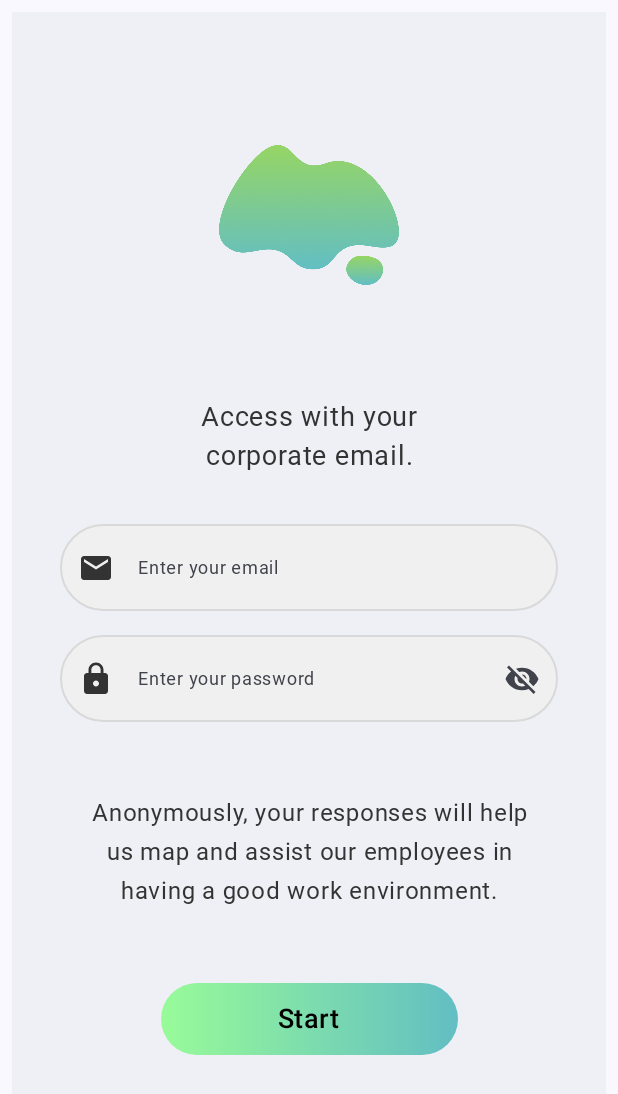
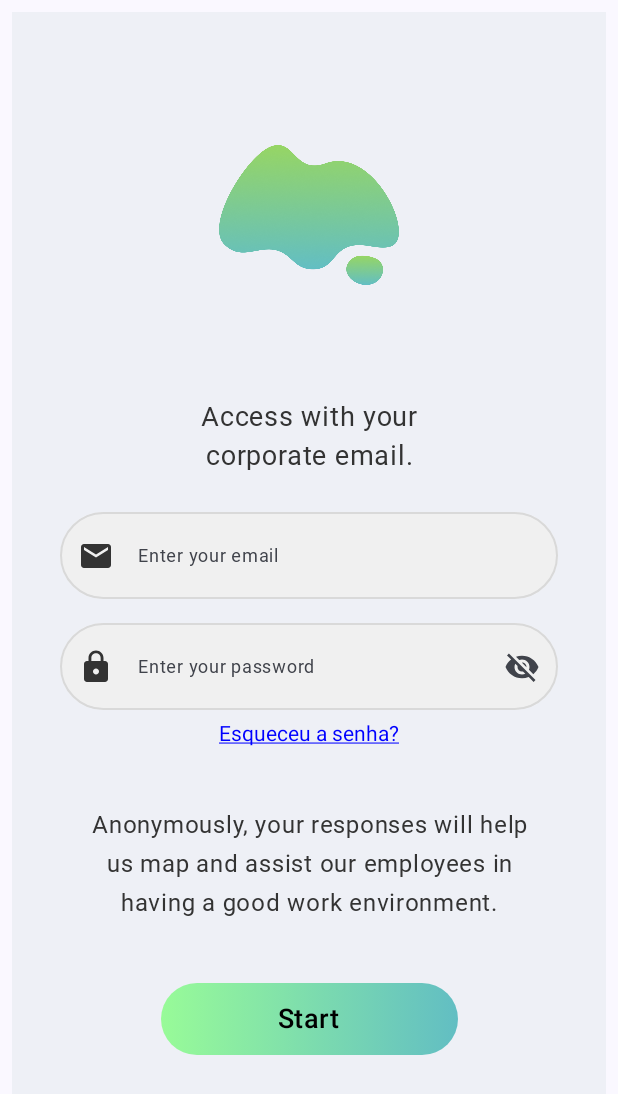
Before and after one commit to atypicalgroup/softmind, an Android app built with Jetpack Compose: the screen it shows after launch (MainActivity), after a tap on "Relax and enjoy the process", on a phone screen of 412 x 824 dp. Shown: the top 1094 px of the screen. Run offline under Robolectric (Android 15) with nearby library versions, the phone set to English and light mode, and no system bars; Roboto replaces fonts that are not available here.

Commit message:
FEET: implementa o link de reset de senha para o cliente

```diff
--- a/mobile/app/src/main/java/br/com/fiap/softmind/componentes/EndTrophy.kt
+++ b/mobile/app/src/main/java/br/com/fiap/softmind/componentes/EndTrophy.kt
@@ -17,6 +17,7 @@ import androidx.compose.ui.Modifier
 import androidx.compose.ui.graphics.Color
 import androidx.compose.ui.res.painterResource
 import androidx.compose.ui.res.stringResource
+import androidx.compose.ui.tooling.preview.Preview
 import androidx.compose.ui.unit.dp
 import androidx.compose.ui.unit.sp
 import br.com.fiap.softmind.R
@@ -50,3 +51,8 @@ fun EndTrophy(){
         }
     }
 }
+@Preview(showBackground = true)
+@Composable
+fun EndTrophyPreview(){
+    EndTrophy()
+}
--- a/mobile/app/src/main/java/br/com/fiap/softmind/componentes/LoginDescription.kt
+++ b/mobile/app/src/main/java/br/com/fiap/softmind/componentes/LoginDescription.kt
@@ -8,6 +8,7 @@ import androidx.compose.ui.Modifier
 import androidx.compose.ui.graphics.Color
 import androidx.compose.ui.res.stringResource
 import androidx.compose.ui.text.style.TextAlign
+import androidx.compose.ui.tooling.preview.Preview
 import androidx.compose.ui.unit.dp
 import androidx.compose.ui.unit.sp
 import br.com.fiap.softmind.R
@@ -24,3 +25,9 @@ fun LoginDescription(modifier: Modifier = Modifier) {
             .padding(horizontal = 48.dp, vertical = 16.dp)
     )
 }
+
+@Preview(showBackground = true)
+@Composable
+fun LoginDescriptionPreview() {
+    LoginDescription()
+}
--- /dev/null
+++ b/mobile/app/src/main/java/br/com/fiap/softmind/componentes/loginScreen/ClickableTextLink.kt
@@ -0,0 +1,29 @@
+@file:Suppress("DEPRECATION")
+
+package br.com.fiap.softmind.componentes.loginScreen
+
+import androidx.compose.foundation.text.ClickableText
+import androidx.compose.runtime.Composable
+import androidx.compose.ui.Modifier
+import androidx.compose.ui.graphics.Color
+import androidx.compose.ui.text.AnnotatedString
+import androidx.compose.ui.text.TextStyle
+import androidx.compose.ui.text.style.TextDecoration
+
+@Composable
+fun ClickableTextLink (
+    modifier: Modifier = Modifier,
+    text: String,
+    onClick: () -> Unit,
+    style: TextStyle = TextStyle.Default.copy(
+        color = Color.Blue,
+        textDecoration = TextDecoration.Underline
+    )
+){
+    ClickableText(
+        text = AnnotatedString(text),
+        onClick = { onClick() },
+        style = style,
+        modifier = modifier
+    )
+}
--- a/mobile/app/src/main/java/br/com/fiap/softmind/screens/LoginScreen.kt
+++ b/mobile/app/src/main/java/br/com/fiap/softmind/screens/LoginScreen.kt
@@ -1,6 +1,5 @@
 package br.com.fiap.softmind.screens
 
-import android.R.attr.password
 import android.util.Log
 import android.widget.Toast
 import androidx.compose.foundation.background
@@ -14,6 +13,7 @@ import androidx.compose.runtime.Composable
 import androidx.compose.runtime.getValue
 import androidx.compose.runtime.mutableStateOf
 import androidx.compose.runtime.remember
+import androidx.compose.runtime.rememberCoroutineScope
 import androidx.compose.runtime.setValue
 import androidx.compose.ui.Alignment
 import androidx.compose.ui.Modifier
@@ -23,16 +23,15 @@ import androidx.compose.ui.tooling.preview.Preview
 import androidx.compose.ui.unit.dp
 import androidx.navigation.NavController
 import androidx.navigation.NavHostController
+import br.com.fiap.softmind.componentes.LoginDescription
+import br.com.fiap.softmind.componentes.StartButton
+import br.com.fiap.softmind.componentes.loginScreen.ClickableTextLink
 import br.com.fiap.softmind.componentes.loginScreen.EmailInputField
-import br.com.fiap.softmind.componentes.LoginDescription
 import br.com.fiap.softmind.componentes.loginScreen.LoginLogo
 import br.com.fiap.softmind.componentes.loginScreen.LoginTitle
-import br.com.fiap.softmind.componentes.StartButton
+import br.com.fiap.softmind.componentes.loginScreen.PasswordInputField
 import br.com.fiap.softmind.helpers.validateOrCreateUser
 import kotlinx.coroutines.launch
-import androidx.compose.runtime.rememberCoroutineScope
-import br.com.fiap.softmind.componentes.loginScreen.PasswordInputField
-
 
 @Composable
 fun LoginScreen(navController: NavController) {
@@ -55,7 +54,7 @@ fun LoginScreen(navController: NavController) {
 
         LoginTitle()
 
-        Spacer(modifier = Modifier.height(32.dp))
+        Spacer(modifier = Modifier.height(24.dp))
 
         EmailInputField(email = email, onValueChange = { email = it })
 
@@ -63,11 +62,20 @@ fun LoginScreen(navController: NavController) {
 
         PasswordInputField(password = password, onValueChange = { password = it })
 
-        Spacer(modifier = Modifier.height(32.dp))
+        Spacer(modifier = Modifier.height(8.dp))
+
+        ClickableTextLink(text = "Esqueceu a senha?",
+            onClick = {
+
+                //Lógica para abrir a tela de recuperação de senha
+
+            })
+
+        Spacer(modifier = Modifier.height(24.dp))
 
         LoginDescription()
 
-        Spacer(modifier = Modifier.height(32.dp))
+        Spacer(modifier = Modifier.height(24.dp))
 
         val context = LocalContext.current
         val coroutineScope = rememberCoroutineScope()
@@ -89,10 +97,8 @@ fun LoginScreen(navController: NavController) {
                 Toast.makeText(context, "Digite um e-mail válido", Toast.LENGTH_SHORT).show()
             }
         })
-
         Spacer(modifier = Modifier.weight(0.3f))
     }
-
 }
 
 @Preview(showBackground = true, locale = "pt-rBR")
```
Also changed, not shown: mobile/app/src/main/java/br/com/fiap/softmind/componentes/EndRecommendation.kt (+7 -0 lines), mobile/app/src/main/java/br/com/fiap/softmind/componentes/HeaderEnd.kt (+7 -0 lines).
